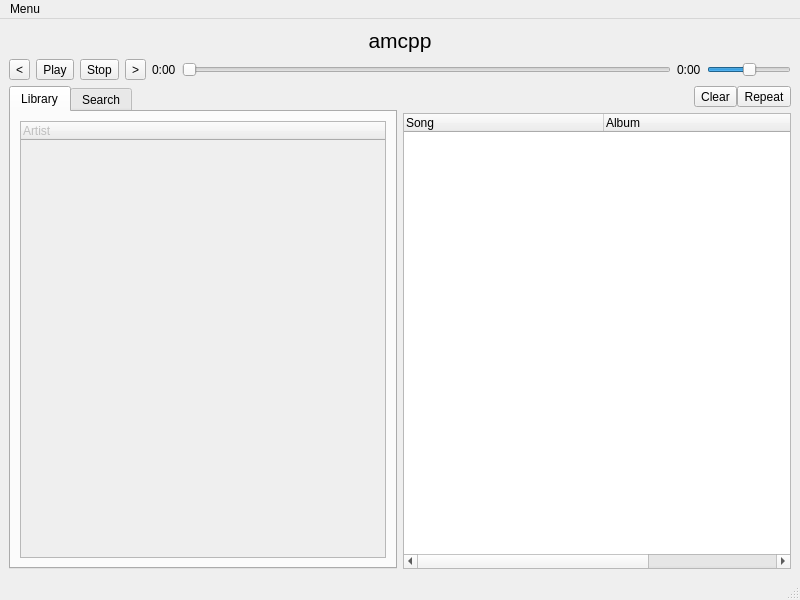
Above: amcpp.ui from pho/amcpp before the change. Below: the same form after it.
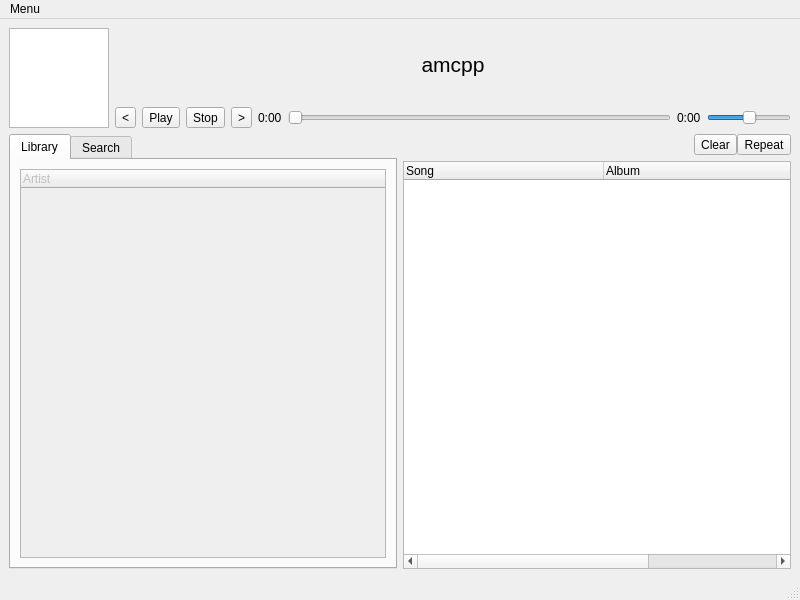
That is the form after the change.

The edit to the form file:
```diff
--- a/amcpp.ui
+++ b/amcpp.ui
@@ -18,6 +18,26 @@
     <item>
      <layout class="QVBoxLayout" name="verticalLayout">
       <item>
+       <layout class="QHBoxLayout" name="horizontalLayout_3">
+        <item>
+         <widget class="QGraphicsView" name="graphicsView">
+          <property name="sizePolicy">
+           <sizepolicy hsizetype="Fixed" vsizetype="Fixed">
+            <horstretch>0</horstretch>
+            <verstretch>0</verstretch>
+           </sizepolicy>
+          </property>
+          <property name="maximumSize">
+           <size>
+            <width>100</width>
+            <height>100</height>
+           </size>
+          </property>
+         </widget>
+        </item>
+        <item>
+         <layout class="QVBoxLayout" name="verticalLayout_6">
+          <item>
        <widget class="QLabel" name="titleLabel">
         <property name="font">
          <font>
@@ -131,6 +151,10 @@
            <enum>Qt::Horizontal</enum>
           </property>
          </widget>
+            </item>
+           </layout>
+          </item>
+         </layout>
         </item>
        </layout>
       </item>
```
Lines whose indentation alone changed are shown as unchanged.
